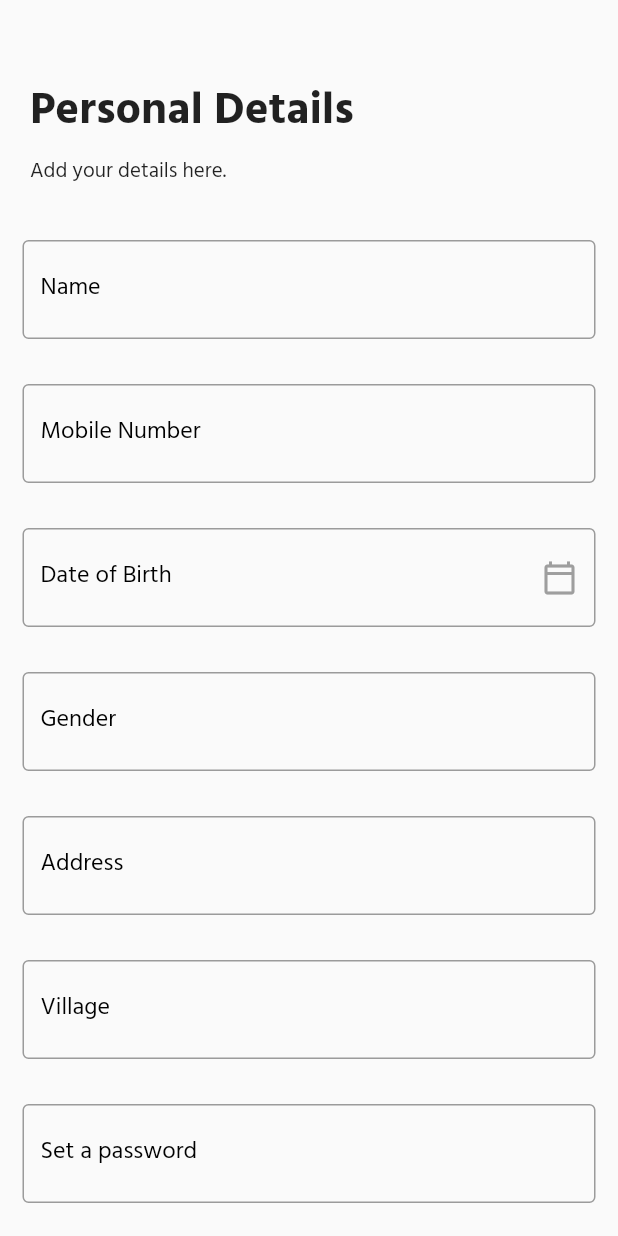
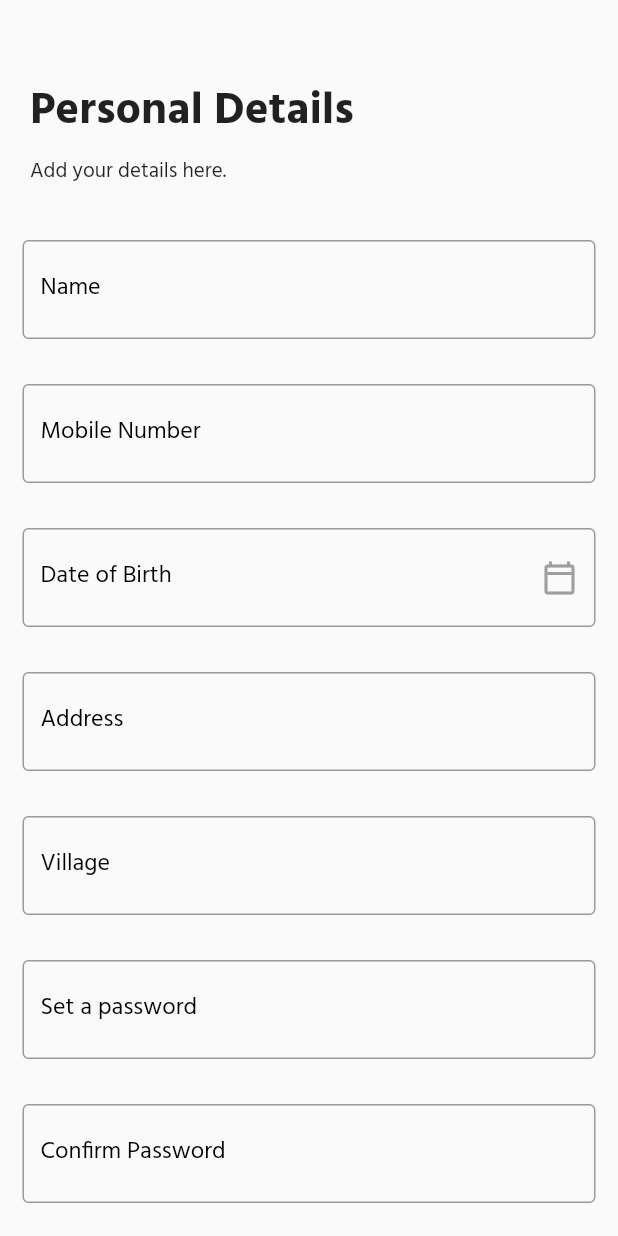
Before and after one commit to naveen-kc/nammavaru, a Flutter app: the Register screen opened by its route, on a phone screen of 412 x 824 dp. Run offline on Flutter 3.47's test engine with Material 2 defaults, Android fonts, the phone set to English and light mode, and no system bars; our stand-ins replace carousel_slider, dotted_border, flutter_html, fluttertoast, image_picker, shared_preferences and 1 more; accounts and stored records are empty.

Commit message:
register is doneeeeee

```diff
--- a/lib/controller/LoginController.dart
+++ b/lib/controller/LoginController.dart
@@ -29,14 +29,13 @@ class LoginController{
 
 
 
-  Future<dynamic> register(String name,String mobile,String dob, String gender,String address,String village,String password,filepath) async {
+  Future<dynamic> register(String name,String mobile,String dob,String address,String village,String password,filepath) async {
 
     SharedPreferences prefs = await SharedPreferences.getInstance();
     var request = await http.MultipartRequest(
         'POST', Uri.parse(ApiConstants.baseUrl + ApiEndpoints.register));
     request.fields['name'] = name;
     request.fields['mobile'] = mobile;
-    request.fields['gender'] = gender;
     request.fields['dob'] = dob;
     request.fields['address'] = address;
     request.fields['village'] = village;
--- a/lib/screens/Register.dart
+++ b/lib/screens/Register.dart
@@ -29,7 +29,6 @@ class _RegisterState extends State<Register> {
   TextEditingController dobController = TextEditingController();
   TextEditingController nameController = TextEditingController();
   TextEditingController mobileController = TextEditingController();
-  TextEditingController genderController = TextEditingController();
   TextEditingController addressController = TextEditingController();
   TextEditingController VillageController = TextEditingController();
   TextEditingController confirmController = TextEditingController();
@@ -241,7 +240,7 @@ class _RegisterState extends State<Register> {
             );
           });
     }
-    else if(nameController.text.isEmpty||mobileController.text.isEmpty||dob.isEmpty||genderController.text.isEmpty||addressController.text.isEmpty||VillageController.text.isEmpty||passwordController.text.isEmpty||confirmController.text.isEmpty){
+    else if(nameController.text.isEmpty||mobileController.text.isEmpty||dob.isEmpty||addressController.text.isEmpty||VillageController.text.isEmpty||passwordController.text.isEmpty||confirmController.text.isEmpty){
       showDialog(
           context: context,
           barrierDismissible: false,
@@ -280,10 +279,17 @@ class _RegisterState extends State<Register> {
       setState(() {
         loading = true;
       });
-      var data = await  LoginController().register(nameController.text,mobileController.text,dob,genderController.text,addressController.text,VillageController.text,passwordController.text,this.photo.path);
+      var data = await  LoginController().register(nameController.text,mobileController.text,dob,addressController.text,VillageController.text,passwordController.text,this.photo.path);
 
       log(data.toString());
       if (data['status']) {
+        localStorage.putName(name);
+        localStorage.putMobile(mobileController.text);
+        localStorage.putDob(dob);
+        localStorage.putAddress(addressController.text);
+        localStorage.putVillage(VillageController.text);
+
+
         Navigator.pop(context,true);
         Navigator.pushNamed(context, "/home");
         setState(() {
@@ -450,37 +456,7 @@ class _RegisterState extends State<Register> {
                   ),
                 ),
 
-                Padding(
-                  padding: EdgeInsets.all(15.0),
-                  child: TextField(
-                    controller: genderController,
-                    decoration: InputDecoration(
-                      border: OutlineInputBorder(
-                          borderSide: BorderSide(
-                              color: Colors.grey
-                          )
-                      ),
-                      labelText: 'Gender',
-                      hintText: 'Gender',
-                      hintStyle: TextStyle(
-                        fontFamily: 'HindRegular',
-                      ),
-                      labelStyle: TextStyle(
-                          color: Colors.black,
-                        fontFamily: 'HindRegular',
-                      ),focusedBorder:OutlineInputBorder(
-                      borderSide: const BorderSide(color: Colors.black,
-                      ),
-                    ),
-                    ),
-                    onChanged: (value){
-                      setState((){
 
-                        gender=genderController.text;
-                      });
-                    },
-                  ),
-                ),
 
                 Padding(
                   padding: EdgeInsets.all(15.0),
```
Also changed, not shown: lib/utils/LocalStorage.dart (+30 -0 lines).
